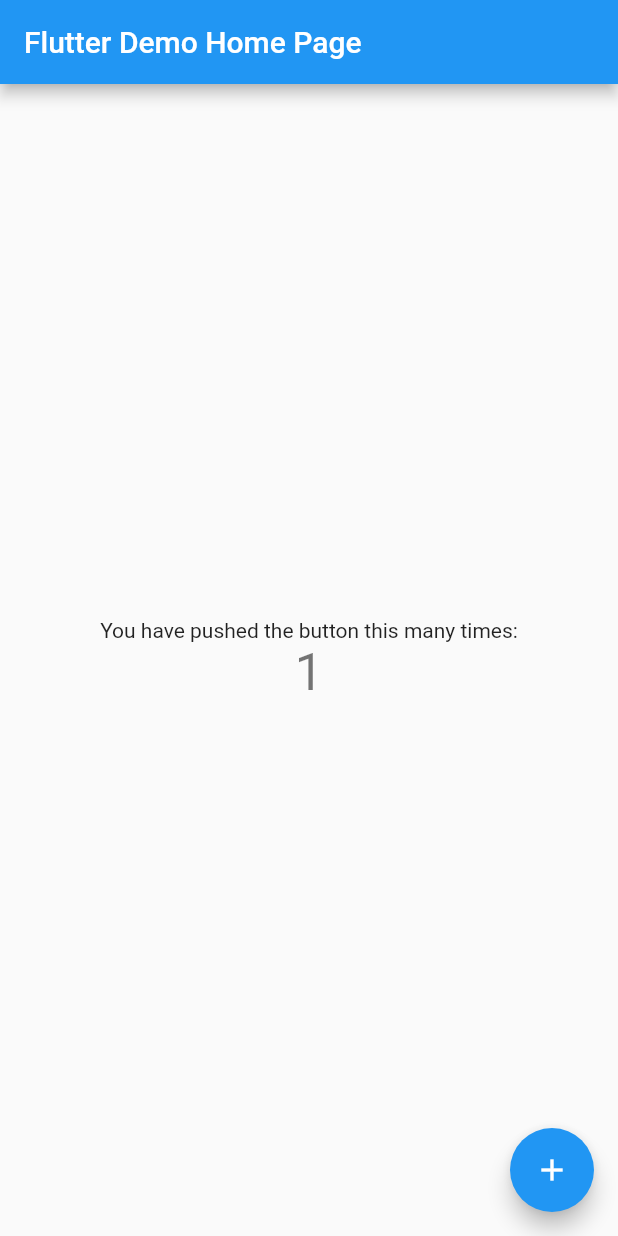
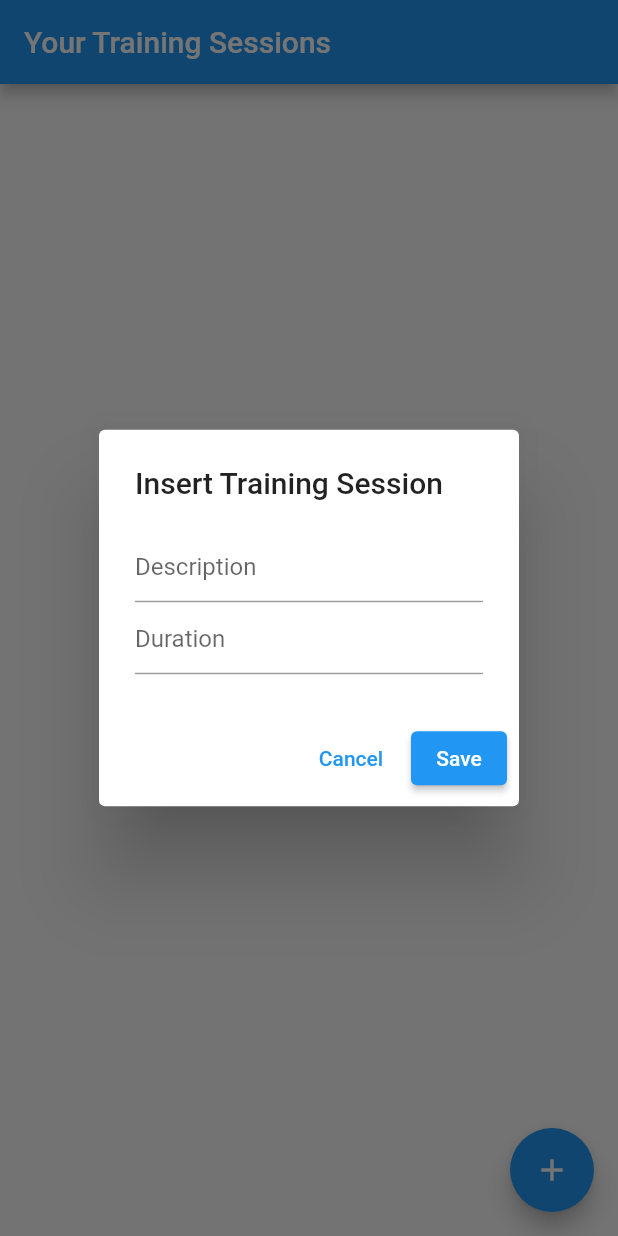
Before and after one commit to ralphsz288/flutterPractice, a Flutter app: the screen it shows after launch, after a tap on the "add" icon, on a phone screen of 412 x 824 dp. Run offline on Flutter 3.47's test engine with Material 2 defaults, Android fonts, the phone set to English and light mode, and no system bars; our stand-ins replace shared_preferences.

Commit message:
added training session screen

```diff
--- /dev/null
+++ b/Projects/shared_preferences_data/lib/data/session.dart
@@ -0,0 +1,24 @@
+class Session {
+  int id = 0;
+  String date = '';
+  String description = '';
+  int duration = 0;
+
+  Session(this.id, this.date, this.description, this.duration);
+
+  Session.fromJson(Map<String, dynamic> sessionMap) {
+    id = sessionMap['id'] ?? 0;
+    date = sessionMap['date'] ?? '';
+    description = sessionMap['description'] ?? '';
+    duration = sessionMap['duration'] ?? 0;
+  }
+
+  Map<String, dynamic> toJson() {
+    return {
+      'id' : id,
+      'date' : date,
+      'description' : description,
+      'duration' : duration,
+    };
+  }
+}
--- /dev/null
+++ b/Projects/shared_preferences_data/lib/data/sp_helper.dart
@@ -0,0 +1,37 @@
+import 'package:shared_preferences/shared_preferences.dart';
+import 'session.dart';
+import 'dart:convert';
+
+class SPHelper {
+  static late SharedPreferences prefs;
+
+  Future init() async {
+    prefs = await SharedPreferences.getInstance();
+  }
+
+  Future writeSession(Session session) async {
+    prefs.setString(session.id.toString(), json.encode(session.toJson()));
+  }
+
+  List<Session> getSessions() {
+    List<Session> sessions = [];
+    Set<String> keys = prefs.getKeys();
+    keys.forEach((String key) {
+      if (key != 'counter') {
+        Session session = Session.fromJson(json.decode(prefs.getString(key) ?? ''));
+        sessions.add(session);
+      }
+    });
+    return sessions;
+  }
+
+  Future setCounter() async {
+    int counter = prefs.getInt('counter') ?? 0;
+    counter ++;
+    await prefs.setInt('counter', counter);
+  }
+
+  int getCounter() {
+    return prefs.getInt('counter') ?? 0;
+  }
+}
--- a/Projects/shared_preferences_data/lib/main.dart
+++ b/Projects/shared_preferences_data/lib/main.dart
@@ -1,4 +1,5 @@
 import 'package:flutter/material.dart';
+import 'package:shared_preferences_data/screens/sessions_screen.dart';
 
 void main() {
   runApp(const MyApp());
@@ -7,109 +8,14 @@ void main() {
 class MyApp extends StatelessWidget {
   const MyApp({super.key});
 
-  // This widget is the root of your application.
   @override
   Widget build(BuildContext context) {
     return MaterialApp(
       title: 'Flutter Demo',
       theme: ThemeData(
-        // This is the theme of your application.
-        //
-        // Try running your application with "flutter run". You'll see the
-        // application has a blue toolbar. Then, without quitting the app, try
-        // changing the primarySwatch below to Colors.green and then invoke
-        // "hot reload" (press "r" in the console where you ran "flutter run",
-        // or simply save your changes to "hot reload" in a Flutter IDE).
-        // Notice that the counter didn't reset back to zero; the application
-        // is not restarted.
         primarySwatch: Colors.blue,
       ),
-      home: const MyHomePage(title: 'Flutter Demo Home Page'),
+      home: const SessionsScreen(),
     );
   }
 }
-
-class MyHomePage extends StatefulWidget {
-  const MyHomePage({super.key, required this.title});
-
-  // This widget is the home page of your application. It is stateful, meaning
-  // that it has a State object (defined below) that contains fields that affect
-  // how it looks.
-
-  // This class is the configuration for the state. It holds the values (in this
-  // case the title) provided by the parent (in this case the App widget) and
-  // used by the build method of the State. Fields in a Widget subclass are
-  // always marked "final".
-
-  final String title;
-
-  @override
-  State<MyHomePage> createState() => _MyHomePageState();
-}
-
-class _MyHomePageState extends State<MyHomePage> {
-  int _counter = 0;
-
-  void _incrementCounter() {
-    setState(() {
-      // This call to setState tells the Flutter framework that something has
-      // changed in this State, which causes it to rerun the build method below
-      // so that the display can reflect the updated values. If we changed
-      // _counter without calling setState(), then the build method would not be
-      // called again, and so nothing would appear to happen.
-      _counter++;
-    });
-  }
-
-  @override
-  Widget build(BuildContext context) {
-    // This method is rerun every time setState is called, for instance as done
-    // by the _incrementCounter method above.
-    //
-    // The Flutter framework has been optimized to make rerunning build methods
-    // fast, so that you can just rebuild anything that needs updating rather
-    // than having to individually change instances of widgets.
-    return Scaffold(
-      appBar: AppBar(
-        // Here we take the value from the MyHomePage object that was created by
-        // the App.build method, and use it to set our appbar title.
-        title: Text(widget.title),
-      ),
-      body: Center(
-        // Center is a layout widget. It takes a single child and positions it
-        // in the middle of the parent.
-        child: Column(
-          // Column is also a layout widget. It takes a list of children and
-          // arranges them vertically. By default, it sizes itself to fit its
-          // children horizontally, and tries to be as tall as its parent.
-          //
-          // Invoke "debug painting" (press "p" in the console, choose the
-          // "Toggle Debug Paint" action from the Flutter Inspector in Android
-          // Studio, or the "Toggle Debug Paint" command in Visual Studio Code)
-          // to see the wireframe for each widget.
-          //
-          // Column has various properties to control how it sizes itself and
-          // how it positions its children. Here we use mainAxisAlignment to
-          // center the children vertically; the main axis here is the vertical
-          // axis because Columns are vertical (the cross axis would be
-          // horizontal).
-          mainAxisAlignment: MainAxisAlignment.center,
-          children: <Widget>[
-            const Text(
-              'You have pushed the button this many times:',
-            ),
-            Text(
-              '$_counter',
-              style: Theme.of(context).textTheme.headlineMedium,
-            ),
-          ],
-        ),
-      ),
-      floatingActionButton: FloatingActionButton(
-        onPressed: _incrementCounter,
-        tooltip: 'Increment',
-        child: const Icon(Icons.add),
-      ), // This trailing comma makes auto-formatting nicer for build methods.
-    );
-  }
-}
--- /dev/null
+++ b/Projects/shared_preferences_data/lib/screens/sessions_screen.dart
@@ -0,0 +1,110 @@
+import 'package:flutter/material.dart';
+import 'package:shared_preferences_data/data/session.dart';
+import 'package:shared_preferences_data/data/sp_helper.dart';
+
+class SessionsScreen extends StatefulWidget {
+  const SessionsScreen({Key? key}) : super(key: key);
+
+  @override
+  State<SessionsScreen> createState() => _SessionsScreenState();
+}
+
+class _SessionsScreenState extends State<SessionsScreen> {
+  List<Session> sessions = [];
+  final TextEditingController txtDescription = TextEditingController();
+  final TextEditingController txtDuration = TextEditingController();
+  final SPHelper helper = SPHelper();
+
+  @override
+  void initState() {
+    helper.init().then((value) {updateScreen();});
+    super.initState();
+  }
+
+  @override
+  Widget build(BuildContext context) {
+    return Scaffold(
+      appBar: AppBar(
+        title: const Text('Your Training Sessions'),
+      ),
+      body: ListView(children: getContent()),
+      floatingActionButton: FloatingActionButton(
+        onPressed: () {
+          showSessionDialog(context);
+        },
+        child: const Icon(Icons.add),
+      ),
+    );
+  }
+
+  Future <dynamic> showSessionDialog(BuildContext context) async {
+    return showDialog(
+        context: context,
+        builder: (BuildContext context) {
+          return AlertDialog(
+            title: const Text('Insert Training Session'),
+            content: SingleChildScrollView(
+              child: Column(
+                children: [
+                  TextField(
+                    controller: txtDescription,
+                    decoration: const InputDecoration(hintText: 'Description'),
+                  ),
+                  TextField(
+                    controller: txtDuration,
+                    decoration: const InputDecoration(hintText: 'Duration'),
+                  ),
+                ],
+              ),
+            ),
+            actions: [
+              TextButton(
+                  onPressed: () {
+                    Navigator.of(context).pop();
+                    txtDuration.text = '';
+                    txtDescription.text = '';
+                  },
+                  child: const Text('Cancel'),
+              ),
+              ElevatedButton(
+                  onPressed: saveSession,
+                  child: const Text('Save'),
+              ),
+            ],
+          );
+        }
+    );
+  }
+
+  Future saveSession() async {
+    DateTime now = DateTime.now();
+    String today = '${now.year}-${now.month}-${now.day}';
+    int id = helper.getCounter() + 1;
+    Session newSession = Session(id, today, txtDescription.text, int.tryParse(txtDuration.text) ?? 0);
+    helper.writeSession(newSession).then((_){
+      updateScreen();
+      helper.setCounter();
+    });
+    txtDuration.text = '';
+    txtDescription.text = '';
+    Navigator.of(context).pop();
+  }
+
+  List<Widget> getContent() {
+    List<Widget> tiles = [];
+    sessions.forEach((session) {
+      tiles.add(ListTile(
+        title: Text(session.description),
+        subtitle: Text('${session.date} - duration: ${session.duration} min'),
+      ));
+    });
+    return tiles;
+  }
+
+  void updateScreen() {
+    sessions = helper.getSessions();
+    setState(() {});
+  }
+
+
+}
--- a/Projects/shared_preferences_data/pubspec.yaml
+++ b/Projects/shared_preferences_data/pubspec.yaml
@@ -30,6 +30,8 @@ environment:
 dependencies:
   flutter:
     sdk: flutter
+  http: ^0.13.3
+  shared_preferences: ^2.2.1
 
 
   # The following adds the Cupertino Icons font to your application.
```
Also changed, not shown: Projects/shared_preferences_data/pubspec.lock, 1 other file.
